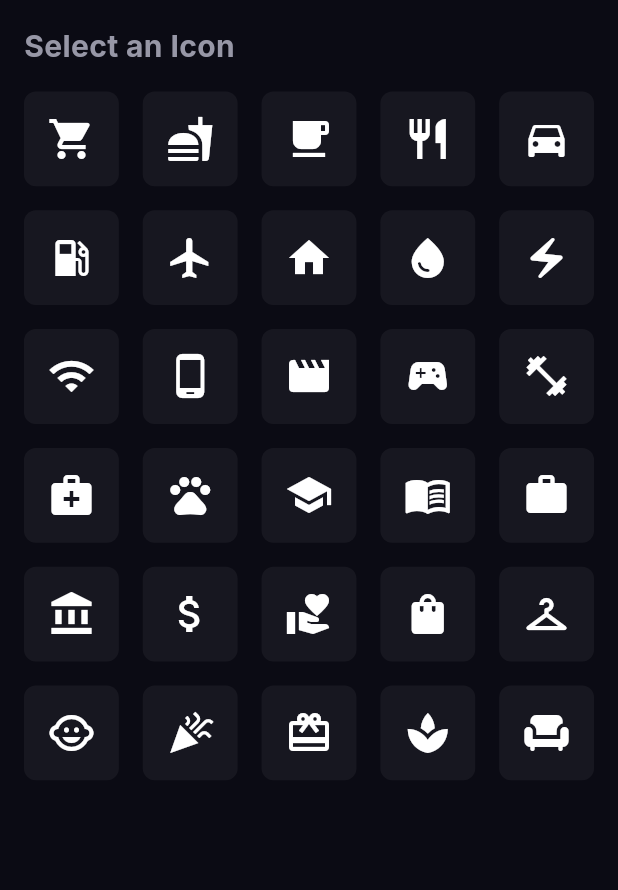
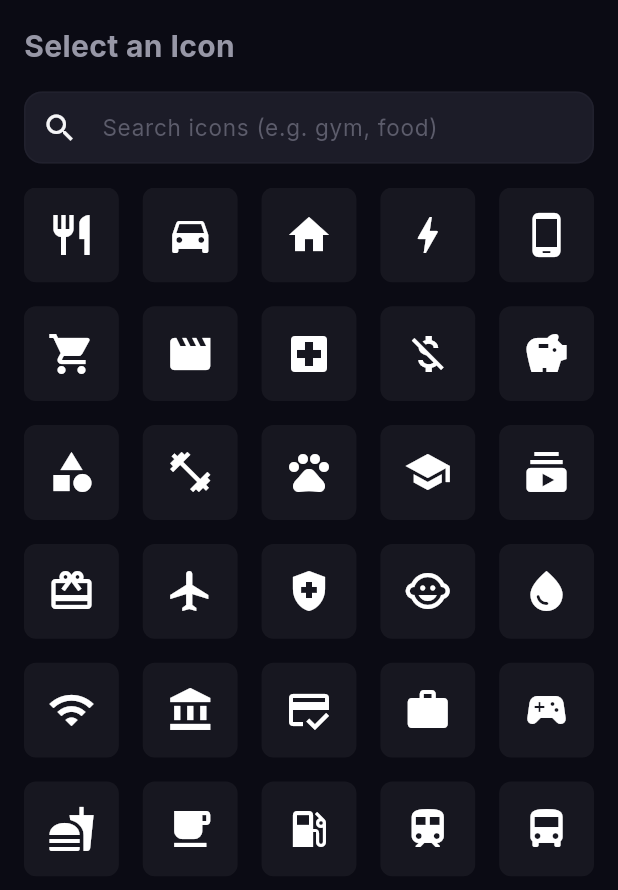
Before and after one commit to Aminakendi/CashApp, a Flutter app: the CategoryIconPicker widget shown alone on an empty page, opened directly, on a phone screen of 412 x 824 dp. Shown: the top 890 px of the screen. Run offline on Flutter 3.47's test engine with Material 3 defaults, Android fonts, the phone set to English and light mode, and no system bars; our stand-ins replace drift, fl_chart, flutter_local_notifications, flutter_riverpod, flutter_secure_storage, google_fonts and 4 more; missing offline and left inert: flutter_sms_inbox, sqlite3, telephony, workmanager; accounts and stored records are empty; generated files the repository leaves out were written again; statements that could not run were skipped.

Commit message:
fix: Manage categories UI, crash fixes, and keyword icon search

```diff
--- a/lib/main.dart
+++ b/lib/main.dart
@@ -4,7 +4,7 @@ import 'package:flutter_riverpod/flutter_riverpod.dart';
 import 'package:sqlite3_flutter_libs/sqlite3_flutter_libs.dart';
 import 'theme/app_theme.dart';
 import 'providers/db_provider.dart';
-import 'database/database.dart';
+
 import 'services/sms_sync_manager.dart';
 import 'services/notification_service.dart';
 import 'ui/dashboard_screen.dart';
--- a/lib/ui/settings/category_icon_picker.dart
+++ b/lib/ui/settings/category_icon_picker.dart
@@ -1,48 +1,61 @@
 import 'package:flutter/material.dart';
+import 'package:mpesa_tracker/ui/settings/category_icon_resolver.dart';
 
-class CategoryIconPicker extends StatelessWidget {
+class CategoryIconPicker extends StatefulWidget {
   const CategoryIconPicker({super.key});
 
-  // A distinct, broader set of icons suitable for categorization
-  static const List<IconData> categoryIcons = [
-    Icons.shopping_cart,
-    Icons.fastfood,
-    Icons.local_cafe,
-    Icons.restaurant,
-    Icons.directions_car,
-    Icons.local_gas_station,
-    Icons.flight,
-    Icons.home,
-    Icons.water_drop,
-    Icons.electric_bolt,
-    Icons.wifi,
-    Icons.phone_android,
-    Icons.movie,
-    Icons.sports_esports,
-    Icons.fitness_center,
-    Icons.medical_services,
-    Icons.pets,
-    Icons.school,
-    Icons.menu_book,
-    Icons.work,
-    Icons.account_balance,
-    Icons.attach_money,
-    Icons.volunteer_activism,
-    Icons.shopping_bag,
-    Icons.checkroom,
-    Icons.child_care,
-    Icons.celebration,
-    Icons.card_giftcard,
-    Icons.spa,
-    Icons.chair,
-  ];
+  @override
+  State<CategoryIconPicker> createState() => _CategoryIconPickerState();
+}
+
+class _CategoryIconPickerState extends State<CategoryIconPicker> {
+  final TextEditingController _searchController = TextEditingController();
+  List<MapEntry<String, IconData>> _filteredIcons = [];
+
+  final List<MapEntry<String, IconData>> _allIcons =
+      CategoryIconResolver.iconMap.entries.toList();
+
+  @override
+  void initState() {
+    super.initState();
+    _filteredIcons = _allIcons;
+  }
+
+  @override
+  void dispose() {
+    _searchController.dispose();
+    super.dispose();
+  }
+
+  void _filterIcons(String query) {
+    setState(() {
+      if (query.isEmpty) {
+        _filteredIcons = _allIcons;
+      } else {
+        final lowerQuery = query.toLowerCase();
+        _filteredIcons = _allIcons.where((entry) {
+          final iconName = entry.key;
+          // Match against the exact icon name first
+          if (iconName.toLowerCase().contains(lowerQuery)) return true;
+          // Then match against the keywords
+          final keywords = CategoryIconResolver.keywordMap[iconName] ?? [];
+          return keywords.any((k) => k.toLowerCase().contains(lowerQuery));
+        }).toList();
+      }
+    });
+  }
 
   @override
   Widget build(BuildContext context) {
-    return Padding(
-      padding: const EdgeInsets.all(16.0),
+    return Container(
+      height: MediaQuery.of(context).size.height * 0.75,
+      padding: EdgeInsets.only(
+        left: 16.0,
+        right: 16.0,
+        top: 16.0,
+        bottom: MediaQuery.of(context).viewInsets.bottom + 16.0,
+      ),
       child: Column(
-        mainAxisSize: MainAxisSize.min,
         crossAxisAlignment: CrossAxisAlignment.stretch,
         children: [
           const Text(
@@ -50,21 +63,33 @@ class CategoryIconPicker extends StatelessWidget {
             style: TextStyle(fontSize: 20, fontWeight: FontWeight.bold),
           ),
           const SizedBox(height: 16),
-          Flexible(
+          TextField(
+            controller: _searchController,
+            decoration: InputDecoration(
+              hintText: 'Search icons (e.g. gym, food)',
+              prefixIcon: const Icon(Icons.search),
+              border: OutlineInputBorder(
+                borderRadius: BorderRadius.circular(8),
+              ),
+              contentPadding: const EdgeInsets.symmetric(horizontal: 16),
+            ),
+            onChanged: _filterIcons,
+          ),
+          const SizedBox(height: 16),
+          Expanded(
             child: GridView.builder(
-              shrinkWrap: true,
-              itemCount: categoryIcons.length,
+              itemCount: _filteredIcons.length,
               gridDelegate: const SliverGridDelegateWithFixedCrossAxisCount(
                 crossAxisCount: 5,
                 crossAxisSpacing: 16,
                 mainAxisSpacing: 16,
               ),
               itemBuilder: (context, index) {
-                final iconData = categoryIcons[index];
+                final entry = _filteredIcons[index];
                 return InkWell(
                   onTap: () {
-                    // Return the hex string of the codePoint
-                    Navigator.pop(context, iconData.codePoint.toRadixString(16));
+                    // Return the string name of the icon
+                    Navigator.pop(context, entry.key);
                   },
                   borderRadius: BorderRadius.circular(8),
                   child: Container(
@@ -72,7 +97,7 @@ class CategoryIconPicker extends StatelessWidget {
                       color: Colors.white.withOpacity(0.05),
                       borderRadius: BorderRadius.circular(8),
                     ),
-                    child: Icon(iconData, size: 32),
+                    child: Icon(entry.value, size: 32),
                   ),
                 );
               },
--- /dev/null
+++ b/lib/ui/settings/category_icon_resolver.dart
@@ -0,0 +1,121 @@
+import 'package:flutter/material.dart';
+
+class CategoryIconResolver {
+  static const Map<String, IconData> iconMap = {
+    'restaurant': Icons.restaurant,
+    'directions_car': Icons.directions_car,
+    'home': Icons.home,
+    'bolt': Icons.bolt,
+    'phone_android': Icons.phone_android,
+    'shopping_cart': Icons.shopping_cart,
+    'movie': Icons.movie,
+    'local_hospital': Icons.local_hospital,
+    'money_off': Icons.money_off,
+    'savings': Icons.savings,
+    'category': Icons.category,
+    'fitness_center': Icons.fitness_center,
+    'pets': Icons.pets,
+    'school': Icons.school,
+    'subscriptions': Icons.subscriptions,
+    'card_giftcard': Icons.card_giftcard,
+    'flight': Icons.flight,
+    'health_and_safety': Icons.health_and_safety,
+    'child_care': Icons.child_care,
+    'water_drop': Icons.water_drop,
+    'wifi': Icons.wifi,
+    'account_balance': Icons.account_balance,
+    'credit_score': Icons.credit_score,
+    'work': Icons.work,
+    'sports_esports': Icons.sports_esports,
+    'fastfood': Icons.fastfood,
+    'local_cafe': Icons.local_cafe,
+    'local_gas_station': Icons.local_gas_station,
+    'train': Icons.train,
+    'directions_bus': Icons.directions_bus,
+    'two_wheeler': Icons.two_wheeler,
+    'local_grocery_store': Icons.local_grocery_store,
+    'shopping_bag': Icons.shopping_bag,
+    'checkroom': Icons.checkroom,
+    'chair': Icons.chair,
+    'brush': Icons.brush,
+    'construction': Icons.construction,
+    'build': Icons.build,
+    'music_note': Icons.music_note,
+    'sports_basketball': Icons.sports_basketball,
+    'pool': Icons.pool,
+    'park': Icons.park,
+    'menu_book': Icons.menu_book,
+    'laptop_mac': Icons.laptop_mac,
+    'devices': Icons.devices,
+    'pedal_bike': Icons.pedal_bike,
+    'volunteer_activism': Icons.volunteer_activism,
+    'celebration': Icons.celebration,
+    'spa': Icons.spa,
+    'family_restroom': Icons.family_restroom,
+    'cottage': Icons.cottage,
+    'attach_money': Icons.attach_money,
+    'account_tree': Icons.account_tree,
+  };
+
+  static const Map<String, List<String>> keywordMap = {
+    'restaurant': ['food', 'dining', 'eating', 'meal', 'restaurant'],
+    'directions_car': ['transport', 'car', 'vehicle', 'driving', 'auto'],
+    'home': ['housing', 'rent', 'home', 'house', 'mortgage'],
+    'bolt': ['utility', 'electricity', 'power', 'energy', 'flash'],
+    'phone_android': ['phone', 'mobile', 'cell', 'communication'],
+    'shopping_cart': ['shopping', 'groceries', 'buy', 'cart', 'market'],
+    'movie': ['entertainment', 'movie', 'film', 'cinema', 'watch'],
+    'local_hospital': ['health', 'medical', 'hospital', 'doctor', 'clinic'],
+    'money_off': ['debt', 'loan', 'borrow', 'owe', 'off'],
+    'savings': ['savings', 'bank', 'deposit', 'piggy', 'invest'],
+    'category': ['other', 'misc', 'shapes', 'general'],
+    'fitness_center': ['gym', 'fitness', 'workout', 'exercise', 'weights'],
+    'pets': ['pets', 'animals', 'dog', 'cat', 'vet'],
+    'school': ['education', 'school', 'learning', 'tuition', 'study'],
+    'subscriptions': ['subscription', 'recurring', 'netflix', 'media', 'bill'],
+    'card_giftcard': ['gifts', 'present', 'card', 'holiday', 'birthday'],
+    'flight': ['travel', 'flight', 'airplane', 'vacation', 'trip'],
+    'health_and_safety': ['insurance', 'safety', 'shield', 'secure', 'health'],
+    'child_care': ['childcare', 'kids', 'baby', 'children', 'daycare'],
+    'water_drop': ['water', 'bill', 'utility', 'drop', 'liquid'],
+    'wifi': ['internet', 'wifi', 'web', 'connection', 'data'],
+    'account_balance': ['bank', 'government', 'tax', 'official', 'institution'],
+    'credit_score': ['credit', 'score', 'rating', 'loan', 'finance'],
+    'work': ['work', 'job', 'salary', 'income', 'business'],
+    'sports_esports': ['gaming', 'games', 'play', 'console', 'controller'],
+    'fastfood': ['fastfood', 'burger', 'junk', 'snack', 'eating'],
+    'local_cafe': ['coffee', 'cafe', 'tea', 'drink', 'mug'],
+    'local_gas_station': ['gas', 'fuel', 'petrol', 'pump', 'car'],
+    'train': ['train', 'subway', 'metro', 'transit', 'rail'],
+    'directions_bus': ['bus', 'transit', 'public', 'transport', 'coach'],
+    'two_wheeler': ['bike', 'motorcycle', 'scooter', 'cycle', 'ride'],
+    'local_grocery_store': ['grocery', 'store', 'shop', 'food', 'market'],
+    'shopping_bag': ['clothes', 'apparel', 'shopping', 'bag', 'retail'],
+    'checkroom': ['clothes', 'fashion', 'hanger', 'closet', 'apparel'],
+    'chair': ['furniture', 'home', 'decor', 'seat', 'living'],
+    'brush': ['art', 'paint', 'hobby', 'craft', 'creative'],
+    'construction': ['repair', 'construction', 'build', 'tools', 'fix'],
+    'build': ['wrench', 'tools', 'repair', 'fix', 'mechanic'],
+    'music_note': ['music', 'song', 'audio', 'listen', 'concert'],
+    'sports_basketball': ['sports', 'basketball', 'game', 'play', 'athletics'],
+    'pool': ['swim', 'pool', 'water', 'leisure', 'recreation'],
+    'park': ['nature', 'park', 'tree', 'outdoor', 'recreation'],
+    'menu_book': ['book', 'reading', 'study', 'learn', 'menu'],
+    'laptop_mac': ['electronics', 'computer', 'laptop', 'tech', 'device'],
+    'devices': ['devices', 'electronics', 'tech', 'gadget', 'phone'],
+    'pedal_bike': ['bicycle', 'bike', 'cycle', 'fitness', 'ride'],
+    'volunteer_activism': ['charity', 'donation', 'heart', 'give', 'volunteer'],
+    'celebration': ['party', 'event', 'celebration', 'fun', 'festivity'],
+    'spa': ['spa', 'massage', 'relax', 'wellness', 'beauty'],
+    'family_restroom': ['family', 'relatives', 'parents', 'dependants', 'restroom'],
+    'cottage': ['holiday home', 'cottage', 'cabin', 'vacation', 'retreat'],
+    'attach_money': ['cash', 'money', 'dollar', 'currency', 'bill'],
+    'account_tree': ['project', 'tree', 'structure', 'organize', 'branch'],
+  };
+
+  /// Resolves a string icon name (e.g., 'phone_android') to its IconData.
+  /// If the name is unknown, returns a fallback generic category icon.
+  static IconData resolve(String iconName) {
+    return iconMap[iconName] ?? Icons.category;
+  }
+}
--- a/lib/ui/settings/settings_screen.dart
+++ b/lib/ui/settings/settings_screen.dart
@@ -16,7 +16,7 @@ class SettingsScreen extends ConsumerWidget {
       body: ListView(
         children: [
           ListTile(
-            leading: const Icon(Icons.category),
+            leading: const Icon(Icons.label_outline),
             title: const Text('Manage Categories'),
             subtitle: const Text('Add, edit, or delete custom categories'),
             trailing: const Icon(Icons.chevron_right),
--- a/lib/ui/tabs/home_tab.dart
+++ b/lib/ui/tabs/home_tab.dart
@@ -8,7 +8,7 @@ import '../../providers/db_provider.dart';
 import '../../database/database.dart';
 import '../../theme/app_theme.dart';
 import '../../services/sms_ingestion_service.dart';
-import '../../services/backup_service.dart';
+
 
 // ─── Filter state ────────────────────────────────────────────────────────────
 
--- a/lib/ui/widgets/goal_card.dart
+++ b/lib/ui/widgets/goal_card.dart
@@ -52,7 +52,7 @@ class GoalCard extends StatelessWidget {
     final currencyFormat =
         NumberFormat.currency(symbol: 'KSh ', decimalDigits: 0);
 
-    final currentAmount = goal.currentAmount ?? 0.0;
+    final currentAmount = goal.currentAmount;
     final targetAmount = goal.targetAmount;
     final trueProgress = targetAmount > 0 ? (currentAmount / targetAmount) : 0.0;
     final displayProgress = trueProgress.clamp(0.0, 1.0);
--- a/pubspec.yaml
+++ b/pubspec.yaml
@@ -32,6 +32,8 @@ dependencies:
 dev_dependencies:
   flutter_test:
     sdk: flutter
+  integration_test:
+    sdk: flutter
   flutter_lints: ^3.0.0
   drift_dev: ^2.14.0
   build_runner: ^2.4.8
```
Also changed, not shown: lib/ui/settings/category_edit_sheet.dart (+8 -6 lines), lib/ui/settings/category_management_screen.dart (+67 -28 lines), lib/ui/settings/category_reassign_sheet.dart (+5 -3 lines), pubspec.lock, 1 other file.
